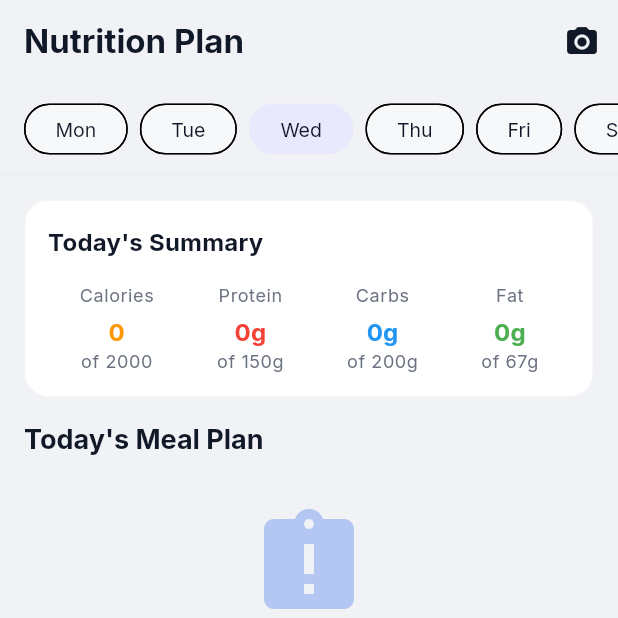
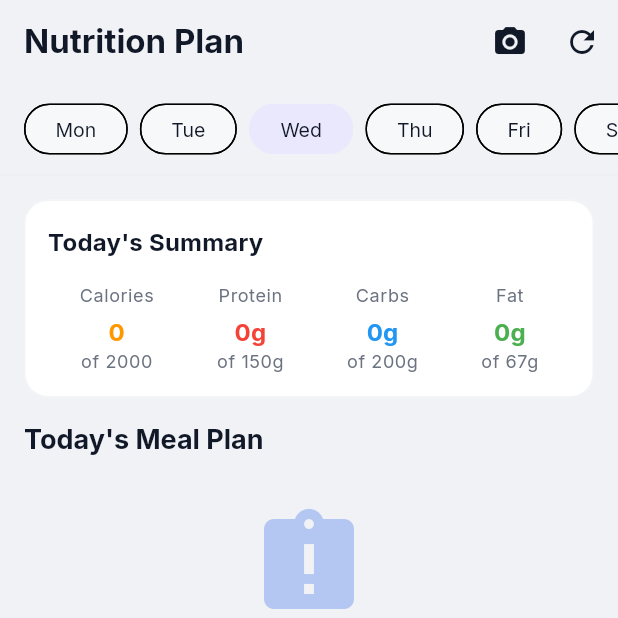
Before and after one commit to namannihal/nutrify-ai-v1, a Flutter app: the NutritionPlanScreen screen opened by its route, on a phone screen of 412 x 824 dp, the top half of it. Run offline on Flutter 3.47's test engine with Material 3 defaults, Android fonts, the phone set to English and light mode, and no system bars; our stand-ins replace fl_chart, flutter_map, flutter_riverpod, flutter_secure_storage, geolocator, go_router and 6 more; accounts and stored records are empty; network calls fail.

Commit message:
Always show regenerate button so existing users can redo assessment

```diff
--- a/flutter_app/lib/screens/nutrition/nutrition_plan_screen.dart
+++ b/flutter_app/lib/screens/nutrition/nutrition_plan_screen.dart
@@ -171,13 +171,12 @@ class _NutritionPlanScreenState extends ConsumerState<NutritionPlanScreen> {
             },
             tooltip: 'Scan Food (Coming Soon)',
           ),
-          // Regenerate button
-          if (hasAssessment)
-            IconButton(
-              icon: const Icon(Icons.refresh),
-              onPressed: nutritionState.isLoading ? null : () => _showRegenerateDialog(context, ref),
-              tooltip: 'Regenerate Plan',
-            ),
+          // Regenerate button - always visible so users can redo plan
+          IconButton(
+            icon: const Icon(Icons.refresh),
+            onPressed: nutritionState.isLoading ? null : () => _showRegenerateDialog(context, ref),
+            tooltip: 'Regenerate Plan',
+          ),
         ],
       ),
       body: LoadingOverlay(
```
